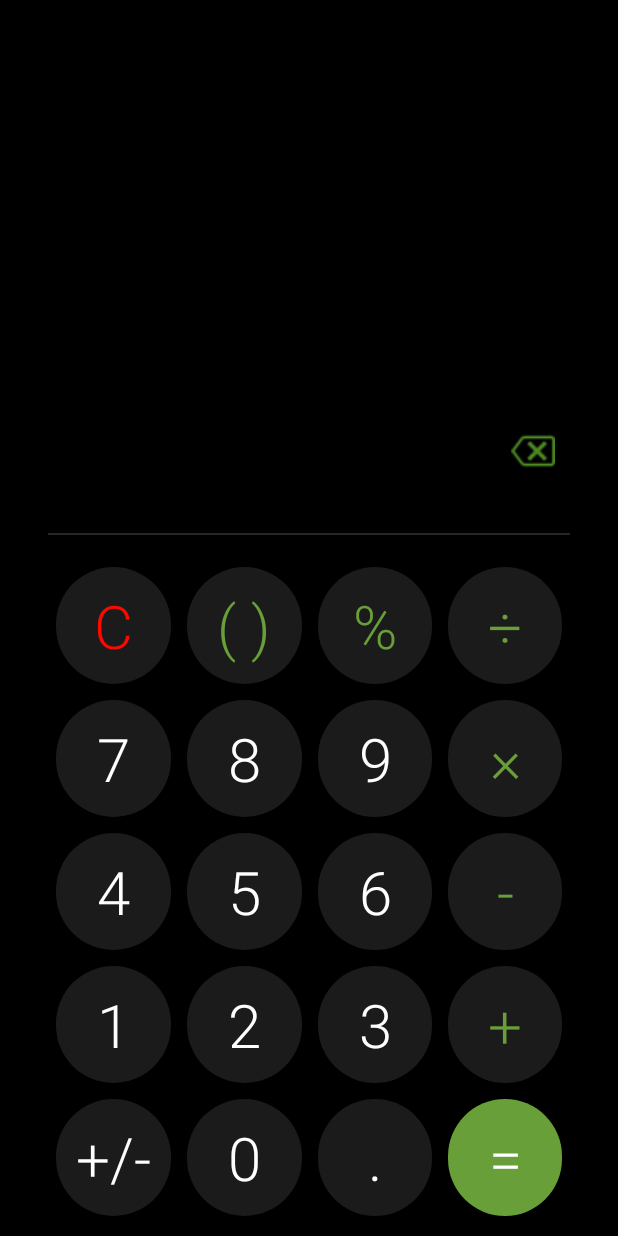
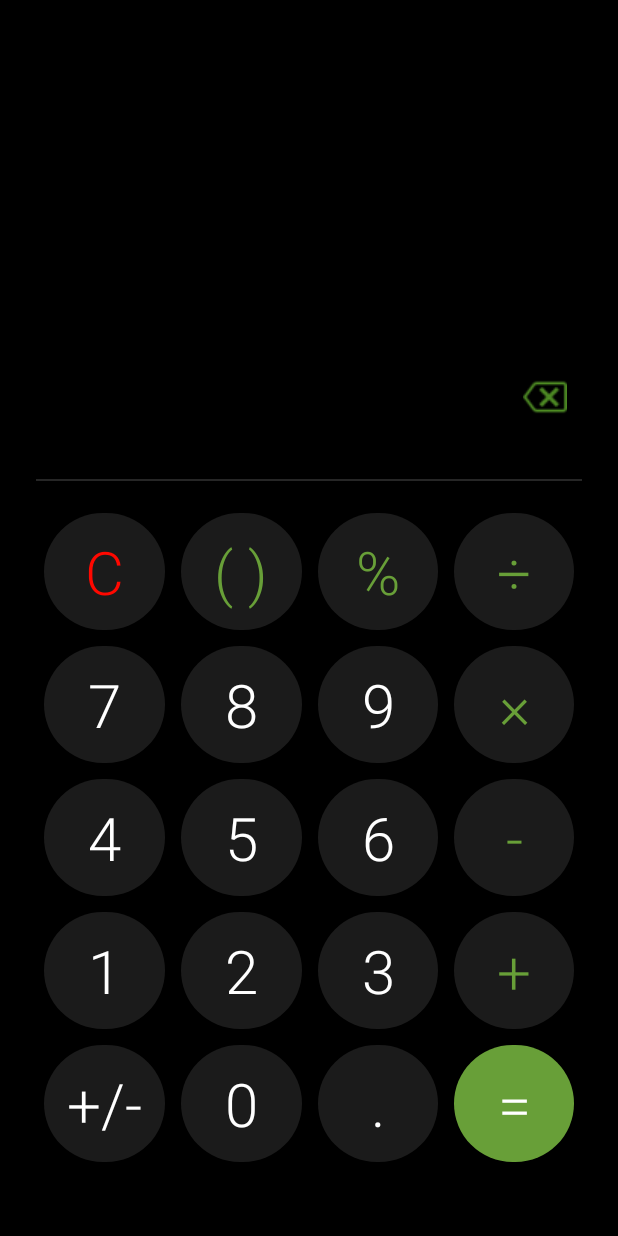
Before and after one commit to sailab-banik/Calculator-Android-App, an Android app: the screen it shows after launch (MainActivity), on a phone screen of 412 x 824 dp. Run offline under Robolectric (Android 15) with nearby library versions, the phone set to English and light mode, and no system bars.

Commit message:
Made the app Responsive.

```diff
--- a/app/src/main/res/layout/activity_main.xml
+++ b/app/src/main/res/layout/activity_main.xml
@@ -1,14 +1,22 @@
 <?xml version="1.0" encoding="utf-8"?>
 
-<LinearLayout xmlns:android="http://schemas.android.com/apk/res/android"
+<androidx.constraintlayout.widget.ConstraintLayout xmlns:android="http://schemas.android.com/apk/res/android"
+    xmlns:app="http://schemas.android.com/apk/res-auto"
     xmlns:tools="http://schemas.android.com/tools"
     android:layout_width="match_parent"
-    android:layout_height="match_parent"
+    android:layout_height="match_parent">
+
+    <LinearLayout
+        android:layout_width="match_parent"
+        android:layout_height="wrap_content"
         android:orientation="vertical"
-    tools:context=".MainActivity"
-    android:layout_marginTop="80dp"
-    android:layout_marginLeft="32dp"
-    android:layout_marginRight="32dp">
+        app:layout_constraintBottom_toBottomOf="parent"
+        app:layout_constraintEnd_toEndOf="parent"
+        app:layout_constraintStart_toStartOf="parent"
+        app:layout_constraintTop_toTopOf="parent"
+        android:layout_marginRight="24dp"
+        android:layout_marginLeft="24dp"
+        tools:context=".MainActivity">
 
         <EditText
             android:id="@+id/input"
@@ -20,20 +28,24 @@
             android:background="@null"
             android:inputType="text"
             android:textAlignment="textEnd"
-        android:textSize="40sp"
-        tools:ignore="LabelFor">
-        <requestFocus/>
+            android:textColor="@color/white"
+            android:textSize="40dp"
+            tools:ignore="LabelFor,SpUsage">
+
+            <requestFocus />
         </EditText>
 
         <TextView
             android:id="@+id/output"
             android:layout_width="match_parent"
             android:layout_height="wrap_content"
+            android:layout_marginTop="16dp"
+            android:layout_marginBottom="45dp"
             android:layout_weight="0"
-        android:layout_marginTop="16dp"
-        android:textSize="26sp"
             android:textAlignment="textEnd"
-        android:layout_marginBottom="45dp" />
+            android:textColor="@color/white"
+            android:textSize="26dp"
+            tools:ignore="SpUsage" />
 
         <ImageButton
             android:id="@+id/backspace"
@@ -41,21 +53,21 @@
             android:layout_height="wrap_content"
             android:layout_gravity="right"
             android:layout_marginBottom="22dp"
-        android:padding="10dp"
             android:layout_weight="0"
             android:background="#00000000"
             android:contentDescription="@android:string/defaultMsisdnAlphaTag"
+            android:onClick="backspaceBTN"
+            android:padding="10dp"
             android:src="@drawable/backspace"
-        tools:ignore="RtlHardcoded,TouchTargetSizeCheck, UsingOnClickInXml"
-        android:onClick="backspaceBTN"/>
+            tools:ignore="RtlHardcoded,TouchTargetSizeCheck, UsingOnClickInXml" />
 
         <View
             android:layout_width="match_parent"
             android:layout_height="1dp"
-        android:background="#bdbebd"
+            android:layout_marginTop="8dp"
+            android:layout_marginBottom="16dp"
             android:alpha="0.2"
-        android:layout_marginTop="8dp"
-        android:layout_marginBottom="16dp"/>
+            android:background="#bdbebd" />
 
         <TableLayout
             android:layout_width="match_parent"
@@ -73,12 +85,12 @@
                     android:layout_weight="1"
                     android:background="@drawable/circle"
                     android:fontFamily="sans-serif-light"
+                    android:onClick="clearBTN"
                     android:padding="12dp"
                     android:text="@string/clear"
                     android:textColor="#ff0800"
-                android:textSize="40sp"
-                android:onClick="clearBTN"
-                tools:ignore="UsingOnClickInXml" />
+                    android:textSize="40dp"
+                    tools:ignore="SpUsage,UsingOnClickInXml" />
 
                 <androidx.appcompat.widget.AppCompatButton
                     android:id="@+id/bracketBTN"
@@ -89,12 +101,12 @@
                     android:layout_weight="1"
                     android:background="@drawable/circle"
                     android:fontFamily="sans-serif-light"
+                    android:onClick="bracketBTN"
                     android:padding="12dp"
                     android:text="@string/bracket"
                     android:textColor="#689F38"
-                android:textSize="40sp"
-                android:onClick="bracketBTN"
-                tools:ignore="UsingOnClickInXml" />
+                    android:textSize="40dp"
+                    tools:ignore="SpUsage,UsingOnClickInXml" />
 
                 <androidx.appcompat.widget.AppCompatButton
                     android:id="@+id/percentageBTN"
@@ -102,15 +114,15 @@
                     android:layout_width="wrap_content"
                     android:layout_height="wrap_content"
                     android:layout_margin="5dp"
+                    android:layout_weight="1"
+                    android:background="@drawable/circle"
+                    android:fontFamily="sans-serif-light"
+                    android:onClick="percentageBTN"
                     android:padding="12dp"
-                android:layout_weight="1"
                     android:text="@string/percentage"
                     android:textColor="#689F38"
-                android:textSize="40sp"
-                android:fontFamily="sans-serif-light"
-                tools:ignore="TextContrastCheck,UsingOnClickInXml"
-                android:background="@drawable/circle"
-                android:onClick="percentageBTN"/>
+                    android:textSize="40dp"
+                    tools:ignore="SpUsage,TextContrastCheck,UsingOnClickInXml" />
 
                 <androidx.appcompat.widget.AppCompatButton
                     android:id="@+id/divideBTN"
@@ -118,63 +130,66 @@
                     android:layout_width="wrap_content"
                     android:layout_height="wrap_content"
                     android:layout_margin="5dp"
+                    android:layout_weight="1"
+                    android:background="@drawable/circle"
+                    android:fontFamily="sans-serif-light"
+                    android:onClick="divideBTN"
                     android:padding="12dp"
-                android:layout_weight="1"
                     android:text="@string/divide"
                     android:textColor="#689F38"
-                android:textSize="40sp"
-                android:fontFamily="sans-serif-light"
-                tools:ignore="TextContrastCheck,UsingOnClickInXml"
-                android:background="@drawable/circle"
-                android:onClick="divideBTN"/>
+                    android:textSize="40dp"
+                    tools:ignore="SpUsage,TextContrastCheck,UsingOnClickInXml" />
             </TableRow>
 
             <TableRow>
+
                 <androidx.appcompat.widget.AppCompatButton
                     android:id="@+id/sevenBTN"
+                    style="@style/Widget.AppCompat.Button.Borderless"
                     android:layout_width="wrap_content"
                     android:layout_height="wrap_content"
+                    android:layout_margin="5dp"
                     android:layout_weight="1"
-                style="@style/Widget.AppCompat.Button.Borderless"
+                    android:background="@drawable/circle"
+                    android:fontFamily="sans-serif-light"
+                    android:onClick="sevenBTN"
+                    android:padding="12dp"
                     android:text="@string/seven"
                     android:textColor="@color/white"
-                android:textSize="40sp"
-                android:fontFamily="sans-serif-light"
-                android:layout_margin="5dp"
-                android:padding="12dp"
-                android:background="@drawable/circle"
-                android:onClick="sevenBTN"
-                tools:ignore="UsingOnClickInXml"/>
+                    android:textSize="40dp"
+                    tools:ignore="SpUsage,UsingOnClickInXml" />
+
                 <androidx.appcompat.widget.AppCompatButton
                     android:id="@+id/eightBTN"
+                    style="@style/Widget.AppCompat.Button.Borderless"
                     android:layout_width="wrap_content"
                     android:layout_height="wrap_content"
+                    android:layout_margin="5dp"
                     android:layout_weight="1"
-                style="@style/Widget.AppCompat.Button.Borderless"
+                    android:background="@drawable/circle"
+                    android:fontFamily="sans-serif-light"
+                    android:onClick="eightBTN"
+                    android:padding="12dp"
                     android:text="@string/eight"
                     android:textColor="@color/white"
-                android:textSize="40sp"
-                android:fontFamily="sans-serif-light"
-                android:layout_margin="5dp"
-                android:padding="12dp"
-                android:background="@drawable/circle"
-                android:onClick="eightBTN"
-                tools:ignore="UsingOnClickInXml"/>
+                    android:textSize="40dp"
+                    tools:ignore="SpUsage,UsingOnClickInXml" />
+
                 <androidx.appcompat.widget.AppCompatButton
                     android:id="@+id/nineBTN"
+                    style="@style/Widget.AppCompat.Button.Borderless"
                     android:layout_width="wrap_content"
                     android:layout_height="wrap_content"
+                    android:layout_margin="5dp"
                     android:layout_weight="1"
-                style="@style/Widget.AppCompat.Button.Borderless"
+                    android:background="@drawable/circle"
+                    android:fontFamily="sans-serif-light"
+                    android:onClick="nineBTN"
+                    android:padding="12dp"
                     android:text="@string/nine"
                     android:textColor="@color/white"
-                android:textSize="40sp"
-                android:fontFamily="sans-serif-light"
-                android:layout_margin="5dp"
-                android:padding="12dp"
-                android:background="@drawable/circle"
-                android:onClick="nineBTN"
-                tools:ignore="UsingOnClickInXml"/>
+                    android:textSize="40dp"
+                    tools:ignore="SpUsage,UsingOnClickInXml" />
 
                 <androidx.appcompat.widget.AppCompatButton
                     android:id="@+id/multiBTN"
@@ -182,63 +197,66 @@
                     android:layout_width="wrap_content"
                     android:layout_height="wrap_content"
                     android:layout_margin="5dp"
+                    android:layout_weight="1"
+                    android:background="@drawable/circle"
+                    android:fontFamily="sans-serif-light"
+                    android:onClick="multiBTN"
                     android:padding="12dp"
-                android:layout_weight="1"
                     android:text="@string/multi"
                     android:textColor="#689F38"
-                android:textSize="40sp"
-                android:fontFamily="sans-serif-light"
-                tools:ignore="TextContrastCheck, UsingOnClickInXML"
-                android:background="@drawable/circle"
-                android:onClick="multiBTN"/>
+                    android:textSize="40dp"
+                    tools:ignore="SpUsage,TextContrastCheck,UsingOnClickInXML" />
             </TableRow>
 
             <TableRow>
+
                 <androidx.appcompat.widget.AppCompatButton
                     android:id="@+id/fourBTN"
+                    style="@style/Widget.AppCompat.Button.Borderless"
                     android:layout_width="wrap_content"
                     android:layout_height="wrap_content"
+                    android:layout_margin="5dp"
                     android:layout_weight="1"
-                style="@style/Widget.AppCompat.Button.Borderless"
+                    android:background="@drawable/circle"
+                    android:fontFamily="sans-serif-light"
+                    android:onClick="fourBTN"
+                    android:padding="12dp"
                     android:text="@string/four"
                     android:textColor="@color/white"
-                android:textSize="40sp"
-                android:fontFamily="sans-serif-light"
-                android:layout_margin="5dp"
-                android:padding="12dp"
-                android:background="@drawable/circle"
-                android:onClick="fourBTN"
-                tools:ignore="UsingOnClickInXml"/>
+                    android:textSize="40dp"
+                    tools:ignore="SpUsage,UsingOnClickInXml" />
+
                 <androidx.appcompat.widget.AppCompatButton
                     android:id="@+id/fiveBTN"
+                    style="@style/Widget.AppCompat.Button.Borderless"
                     android:layout_width="wrap_content"
                     android:layout_height="wrap_content"
+                    android:layout_margin="5dp"
                     android:layout_weight="1"
-                style="@style/Widget.AppCompat.Button.Borderless"
+                    android:background="@drawable/circle"
+                    android:fontFamily="sans-serif-light"
+                    android:onClick="fiveBTN"
+                    android:padding="12dp"
                     android:text="@string/five"
                     android:textColor="@color/white"
-                android:textSize="40sp"
-                android:fontFamily="sans-serif-light"
-                android:layout_margin="5dp"
-                android:padding="12dp"
-                android:background="@drawable/circle"
-                android:onClick="fiveBTN"
-                tools:ignore="UsingOnClickInXml"/>
+                    android:textSize="40dp"
+                    tools:ignore="SpUsage,UsingOnClickInXml" />
+
                 <androidx.appcompat.widget.AppCompatButton
                     android:id="@+id/sixBTN"
+                    style="@style/Widget.AppCompat.Button.Borderless"
                     android:layout_width="wrap_content"
                     android:layout_height="wrap_content"
+                    android:layout_margin="5dp"
                     android:layout_weight="1"
-                style="@style/Widget.AppCompat.Button.Borderless"
+                    android:background="@drawable/circle"
+                    android:fontFamily="sans-serif-light"
+                    android:onClick="sixBTN"
+                    android:padding="12dp"
                     android:text="@string/six"
                     android:textColor="@color/white"
-                android:textSize="40sp"
-                android:fontFamily="sans-serif-light"
-                android:layout_margin="5dp"
-                android:padding="12dp"
-                android:background="@drawable/circle"
-                android:onClick="sixBTN"
-                tools:ignore="UsingOnClickInXml"/>
+                    android:textSize="40dp"
+                    tools:ignore="SpUsage,UsingOnClickInXml" />
 
                 <androidx.appcompat.widget.AppCompatButton
                     android:id="@+id/minusBTN"
@@ -246,63 +264,66 @@
                     android:layout_width="wrap_content"
                     android:layout_height="wrap_content"
                     android:layout_margin="5dp"
+                    android:layout_weight="1"
+                    android:background="@drawable/circle"
+                    android:fontFamily="sans-serif-light"
+                    android:onClick="minusBTN"
                     android:padding="12dp"
-                android:layout_weight="1"
                     android:text="@string/minus"
                     android:textColor="#689F38"
-                android:textSize="40sp"
-                android:fontFamily="sans-serif-light"
-                android:background="@drawable/circle"
-                android:onClick="minusBTN"
-                tools:ignore="UsingOnClickInXml"/>
+                    android:textSize="40dp"
+                    tools:ignore="SpUsage,UsingOnClickInXml" />
             </TableRow>
 
             <TableRow>
+
                 <androidx.appcompat.widget.AppCompatButton
                     android:id="@+id/oneBTN"
+                    style="@style/Widget.AppCompat.Button.Borderless"
                     android:layout_width="wrap_content"
                     android:layout_height="wrap_content"
+                    android:layout_margin="5dp"
                     android:layout_weight="1"
-                style="@style/Widget.AppCompat.Button.Borderless"
+                    android:background="@drawable/circle"
+                    android:fontFamily="sans-serif-light"
+                    android:onClick="oneBTN"
+                    android:padding="12dp"
                     android:text="@string/one"
                     android:textColor="@color/white"
-                android:textSize="40sp"
-                android:fontFamily="sans-serif-light"
-                android:layout_margin="5dp"
-                android:padding="12dp"
-                android:background="@drawable/circle"
-                android:onClick="oneBTN"
-                tools:ignore="UsingOnClickInXml"/>
+                    android:textSize="40dp"
+                    tools:ignore="SpUsage,UsingOnClickInXml" />
+
                 <androidx.appcompat.widget.AppCompatButton
                     android:id="@+id/twoBTN"
+                    style="@style/Widget.AppCompat.Button.Borderless"
                     android:layout_width="wrap_content"
                     android:layout_height="wrap_content"
+                    android:layout_margin="5dp"
                     android:layout_weight="1"
-                style="@style/Widget.AppCompat.Button.Borderless"
+                    android:background="@drawable/circle"
+                    android:fontFamily="sans-serif-light"
+                    android:onClick="twoBTN"
+                    android:padding="12dp"
                     android:text="@string/two"
                     android:textColor="@color/white"
-                android:textSize="40sp"
-                android:fontFamily="sans-serif-light"
-                android:layout_margin="5dp"
-                android:padding="12dp"
-                android:background="@drawable/circle"
-                android:onClick="twoBTN"
-                tools:ignore="UsingOnClickInXml"/>
+                    android:textSize="40dp"
+                    tools:ignore="SpUsage,UsingOnClickInXml" />
+
                 <androidx.appcompat.widget.AppCompatButton
                     android:id="@+id/threeBTN"
+                    style="@style/Widget.AppCompat.Button.Borderless"
                     android:layout_width="wrap_content"
                     android:layout_height="wrap_content"
+                    android:layout_margin="5dp"
                     android:layout_weight="1"
-                style="@style/Widget.AppCompat.Button.Borderless"
+                    android:background="@drawable/circle"
+                    android:fontFamily="sans-serif-light"
+                    android:onClick="threeBTN"
+                    android:padding="12dp"
                     android:text="@string/three"
                     android:textColor="@color/white"
-                android:textSize="40sp"
-                android:fontFamily="sans-serif-light"
-                android:layout_margin="5dp"
-                android:padding="12dp"
-                android:background="@drawable/circle"
-                android:onClick="threeBTN"
-                tools:ignore="UsingOnClickInXml"/>
+                    android:textSize="40dp"
+                    tools:ignore="SpUsage,UsingOnClickInXml" />
 
                 <androidx.appcompat.widget.AppCompatButton
                     android:id="@+id/plusBTN"
@@ -310,78 +331,83 @@
                     android:layout_width="wrap_content"
                     android:layout_height="wrap_content"
                     android:layout_margin="5dp"
+                    android:layout_weight="1"
+                    android:background="@drawable/circle"
+                    android:fontFamily="sans-serif-light"
+                    android:onClick="plusBTN"
                     android:padding="12dp"
-                android:layout_weight="1"
                     android:text="@string/plus"
                     android:textColor="#689F38"
-                android:textSize="40sp"
-                android:fontFamily="sans-serif-light"
-                tools:ignore="TextContrastCheck, UsingOnClickInXml"
-                android:background="@drawable/circle"
-                android:onClick="plusBTN"/>
+                    android:textSize="40dp"
+                    tools:ignore="SpUsage,TextContrastCheck,UsingOnClickInXml" />
             </TableRow>
 
             <TableRow>
+
                 <androidx.appcompat.widget.AppCompatButton
                     android:id="@+id/plusMinusBTN"
+                    style="@style/Widget.AppCompat.Button.Borderless"
                     android:layout_width="wrap_content"
                     android:layout_height="wrap_content"
+                    android:layout_margin="5dp"
                     android:layout_weight="1"
-                style="@style/Widget.AppCompat.Button.Borderless"
+                    android:background="@drawable/circle"
+                    android:fontFamily="sans-serif-light"
+                    android:onClick="plusMinusBTN"
+                    android:padding="12dp"
                     android:text="@string/plusMinus"
                     android:textColor="@color/white"
-                android:textSize="40sp"
-                android:fontFamily="sans-serif-light"
-                android:layout_margin="5dp"
-                android:padding="12dp"
-                android:background="@drawable/circle"
-                android:onClick="plusMinusBTN"
-                tools:ignore="UsingOnClickInXml"/>
+                    android:textSize="40dp"
+                    tools:ignore="SpUsage,UsingOnClickInXml" />
+
                 <androidx.appcompat.widget.AppCompatButton
                     android:id="@+id/zeroBTN"
+                    style="@style/Widget.AppCompat.Button.Borderless"
                     android:layout_width="wrap_content"
                     android:layout_height="wrap_content"
+                    android:layout_margin="5dp"
                     android:layout_weight="1"
-                style="@style/Widget.AppCompat.Button.Borderless"
+                    android:background="@drawable/circle"
+                    android:fontFamily="sans-serif-light"
+                    android:onClick="zeroBTN"
+                    android:padding="12dp"
                     android:text="@string/zero"
                     android:textColor="@color/white"
-                android:textSize="40sp"
-                android:fontFamily="sans-serif-light"
-                android:layout_margin="5dp"
-                android:padding="12dp"
-                android:background="@drawable/circle"
-                android:onClick="zeroBTN"
-                tools:ignore="UsingOnClickInXml"/>
+                    android:textSize="40dp"
+                    tools:ignore="SpUsage,UsingOnClickInXml" />
+
                 <androidx.appcompat.widget.AppCompatButton
                     android:id="@+id/dotBTN"
+                    style="@style/Widget.AppCompat.Button.Borderless"
                     android:layout_width="wrap_content"
                     android:layout_height="wrap_content"
+                    android:layout_margin="5dp"
                     android:layout_weight="1"
-                style="@style/Widget.AppCompat.Button.Borderless"
+                    android:background="@drawable/circle"
+                    android:fontFamily="sans-serif-light"
+                    android:onClick="dotBTN"
+                    android:padding="12dp"
                     android:text="@string/dot"
                     android:textColor="@color/white"
-                android:textSize="40sp"
-                android:fontFamily="sans-serif-light"
-                android:layout_margin="5dp"
-                android:padding="12dp"
-                android:background="@drawable/circle"
-                android:onClick="dotBTN"
-                tools:ignore="UsingOnClickInXml"/>
+                    android:textSize="40dp"
+                    tools:ignore="SpUsage,UsingOnClickInXml" />
+
                 <androidx.appcompat.widget.AppCompatButton
                     android:id="@+id/equalBTN"
+                    style="@style/Widget.AppCompat.Button.Borderless"
                     android:layout_width="wrap_content"
                     android:layout_height="wrap_content"
+                    android:layout_margin="5dp"
                     android:layout_weight="1"
-                style="@style/Widget.AppCompat.Button.Borderless"
+                    android:background="@drawable/green_circle"
+                    android:fontFamily="sans-serif-light"
+                    android:onClick="equalBTN"
+                    android:padding="12dp"
                     android:text="@string/equal"
                     android:textColor="@color/white"
-                android:textSize="40sp"
-                android:fontFamily="sans-serif-light"
-                android:layout_margin="5dp"
-                android:padding="12dp"
-                android:background="@drawable/green_circle"
-                android:onClick="equalBTN"
-                tools:ignore="UsingOnClickInXml"/>
+                    android:textSize="40dp"
+                    tools:ignore="SpUsage,UsingOnClickInXml" />
             </TableRow>
         </TableLayout>
     </LinearLayout>
+</androidx.constraintlayout.widget.ConstraintLayout>
```
Lines whose indentation alone changed are shown as unchanged.
